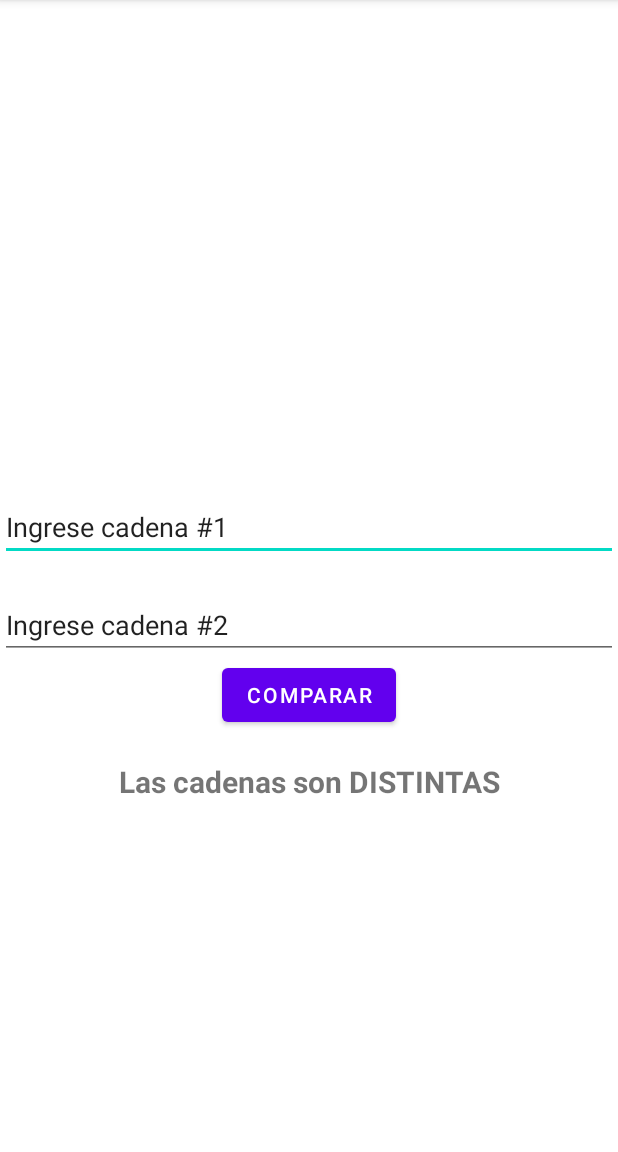
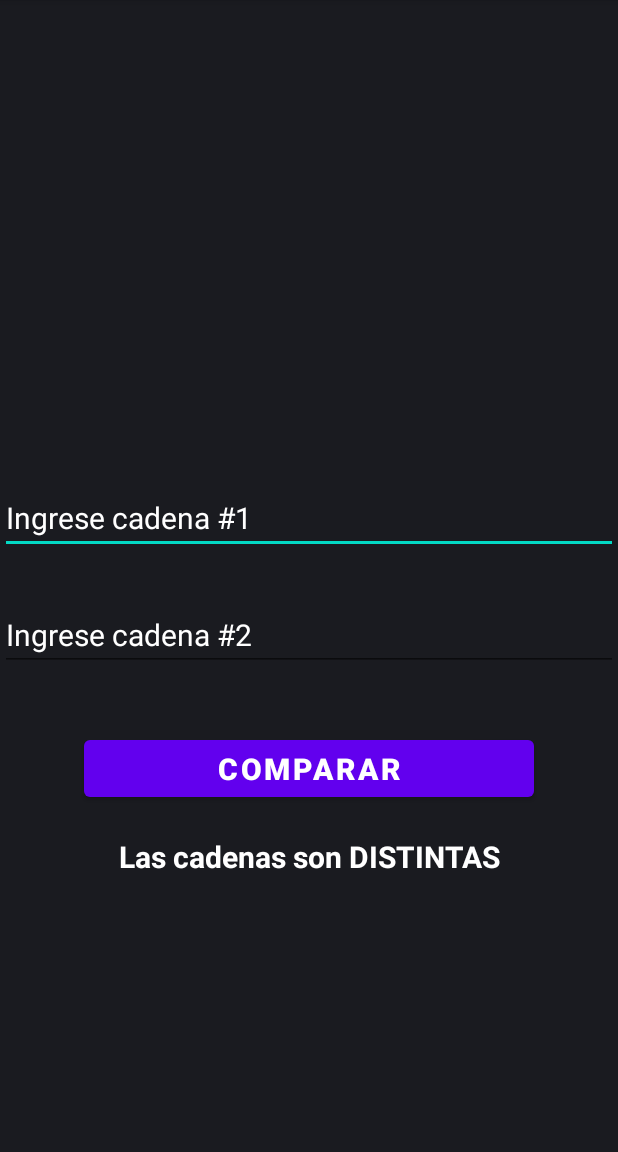
Before and after one commit to caumartin/proyectoTicmas, an Android app: the screen it shows after launch (MainActivity), on a phone screen of 412 x 824 dp, the part 84-1236 px from its top. Run offline under Robolectric (Android 15) with nearby library versions, the phone set to English and light mode, and no system bars.

Commit message:
version 1.5

```diff
--- a/app/src/main/res/layout/activity_main.xml
+++ b/app/src/main/res/layout/activity_main.xml
@@ -5,6 +5,7 @@
     xmlns:tools="http://schemas.android.com/tools"
     android:layout_width="match_parent"
     android:layout_height="match_parent"
+    android:background="@color/material_dynamic_neutral10"
     tools:context=".view.MainActivity">
 
     <LinearLayout
@@ -20,36 +21,47 @@
             android:id="@+id/texto1"
             android:inputType="text"
             android:text="@string/texto_1"
+            android:textSize="20dp"
+            android:textColor="@color/white"
             android:layout_width="match_parent"
             android:layout_height="match_parent" />
 
         <Space
+            android:id="@+id/space2"
             android:layout_width="32dp"
-            android:layout_height="20dp"/>
+            android:layout_height="30dp"
+            app:layout_constraintTop_toBottomOf="@id/texto1" />
 
         <EditText
             android:id="@+id/texto2"
             android:inputType="text"
             android:text="@string/texto_2"
+            android:textSize="20dp"
+            android:textColor="@color/white"
             android:layout_width="match_parent"
             android:layout_height="match_parent"
-            app:layout_constraintTop_toBottomOf="@id/texto1" />
+            app:layout_constraintTop_toBottomOf="@id/space2" />
     </LinearLayout>
     <Space
+        android:id="@+id/space3"
         android:layout_width="32dp"
-        android:layout_height="30dp"/>
+        android:layout_height="40dp"
+        app:layout_constraintTop_toBottomOf="@id/textos" />
+
     <LinearLayout
         android:id="@+id/button"
-        app:layout_constraintTop_toBottomOf="@id/textos"
+        app:layout_constraintTop_toBottomOf="@id/space3"
         android:layout_width="match_parent"
         android:layout_height="wrap_content"
         android:orientation="horizontal"
         android:gravity="center">
         <Button
             android:id="@+id/boton"
-            android:layout_width="wrap_content"
-            android:layout_height="wrap_content"
-            android:text="comparar"/>
+            android:layout_width="300dp"
+            android:layout_height="50dp"
+            android:textSize="20dp"
+            android:textStyle="bold"
+            android:text="@string/comparar"/>
     </LinearLayout>
 
     <Space
@@ -61,6 +73,7 @@
         android:id="@+id/resultado"
         android:layout_width="wrap_content"
         android:layout_height="wrap_content"
+        android:textColor="@color/white"
         app:layout_constraintEnd_toEndOf="parent"
         app:layout_constraintStart_toStartOf="parent"
         app:layout_constraintTop_toBottomOf="@id/espacio1"
--- a/app/src/main/res/values/strings.xml
+++ b/app/src/main/res/values/strings.xml
@@ -2,6 +2,7 @@
     <string name="app_name">Compara Cadenas</string>
     <string name="texto_1">Ingrese cadena #1</string>
     <string name="texto_2">Ingrese cadena #2</string>
+    <string name="comparar">COMPARAR</string>
     <string name="cadenas_iguales">Las cadenas son IGUALES</string>
     <string name="cadenas_distintas">Las cadenas son DISTINTAS</string>
 </resources>
```
